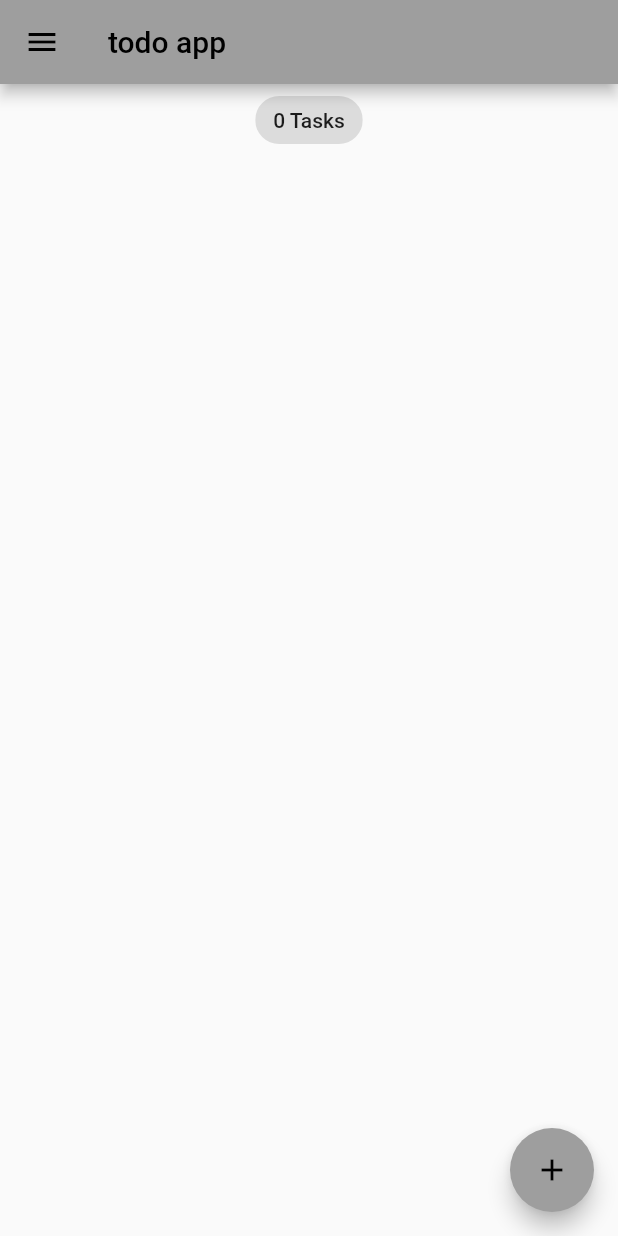
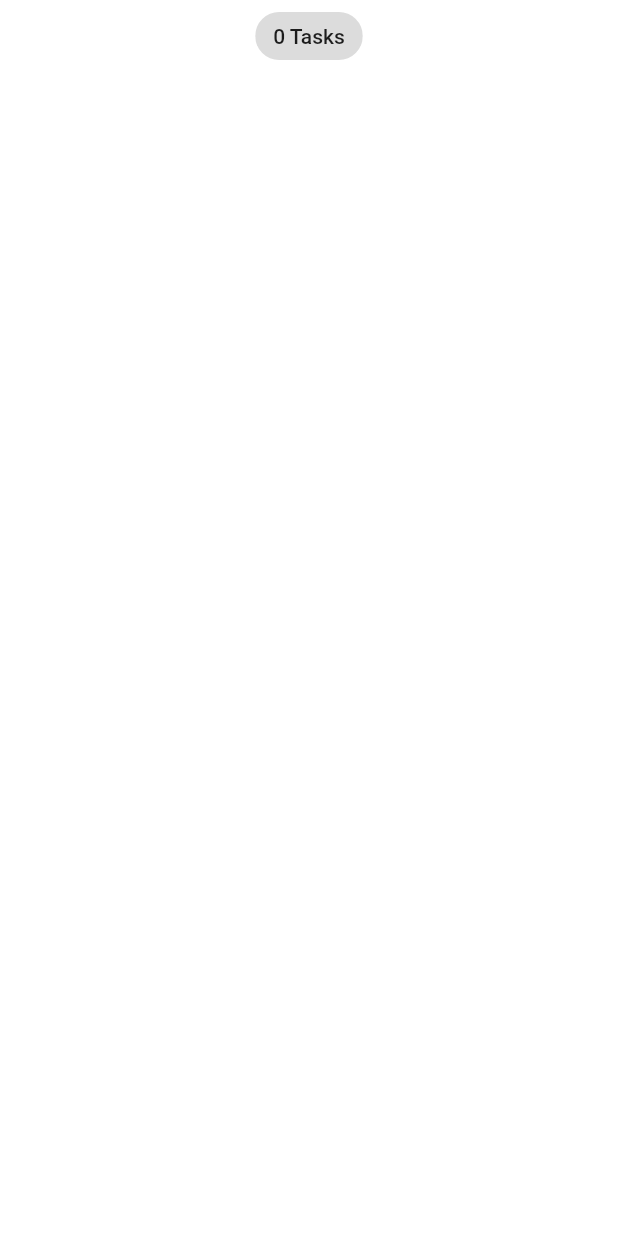
Before and after one commit to ESHFFD/todo_bloc, a Flutter app: the HomePageScreen screen opened by its route, on a phone screen of 412 x 824 dp. Run offline on Flutter 3.47's test engine with Material 2 defaults, Android fonts, the phone set to English and light mode, and no system bars; our stand-ins replace equatable, flutter_bloc, hydrated_bloc.

Commit message:
added tab screens

```diff
--- a/lib/main.dart
+++ b/lib/main.dart
@@ -33,7 +33,6 @@ class MyApp extends StatelessWidget {
                 ? AppThemes.appThemeData[AppTheme.darkTheme]
                 : AppThemes.appThemeData[AppTheme.lightTheme],
             onGenerateRoute: RoutManager.getRoute,
-            home: const HomePageScreen(),
           );
         },
       ),
--- a/lib/presentation/resources/router_management.dart
+++ b/lib/presentation/resources/router_management.dart
@@ -1,6 +1,7 @@
 import 'package:flutter/material.dart';
 import 'package:todo_app_bloc/presentation/screens/home_page/home_page_screen.dart';
 import 'package:todo_app_bloc/presentation/screens/recylce_page/recycle_screen.dart';
+import 'package:todo_app_bloc/presentation/screens/tab_screen/tab_screen.dart';
 
 class Routes {
   static const String homePage = '/';
@@ -11,6 +12,8 @@ class Routes {
 class RoutManager {
   static Route getRoute(RouteSettings routeSettings) {
     switch (routeSettings.name) {
+      case (Routes.homePage):
+        return MaterialPageRoute(builder: (_) => const TabScreen());
       case (Routes.recycleBin):
         return MaterialPageRoute(builder: (_) => const RecycleScreen());
       case (Routes.task):
--- a/lib/presentation/screens/home_page/home_page_screen.dart
+++ b/lib/presentation/screens/home_page/home_page_screen.dart
@@ -3,7 +3,6 @@ import 'package:todo_app_bloc/presentation/bloc/bloc_exports.dart';
 
 import 'package:todo_app_bloc/presentation/models/task.dart';
 import 'package:todo_app_bloc/presentation/screens/home_page/widgets/add_taks.dart';
-import 'package:todo_app_bloc/presentation/screens/home_page/widgets/drawer.dart';
 
 import 'widgets/tasks_list.dart';
 
@@ -15,26 +14,14 @@ class HomePageScreen extends StatelessWidget {
     return BlocBuilder<TasksBloc, TasksState>(
       builder: (context, state) {
         List<Task> taskList = state.allTask;
-        return Scaffold(
-          appBar: AppBar(
-            title: const Text("todo app"),
+        return Column(children: [
+          Center(
+            child: Chip(label: Text('${taskList.length} Tasks')),
           ),
-          drawer: const MyDrawer(),
-          body: Column(children: [
-            Center(
-              child: Chip(label: Text('${taskList.length} Tasks')),
-            ),
-            TaskList(
-              taskList: taskList,
-            )
-          ]),
-          floatingActionButton: FloatingActionButton(
-            onPressed: () {
-              _addTask(context);
-            },
-            child: const Icon(Icons.add),
-          ),
-        );
+          TaskList(
+            taskList: taskList,
+          )
+        ]);
       },
     );
   }
```
Also changed, not shown: lib/presentation/screens/tab_screen/tab_screen.dart (added, +62 -0 lines), lib/presentation/screens/compeleted_view.dart (added), lib/presentation/screens/favorite_view.dart (added), lib/presentation/screens/pending_view.dart (added).
